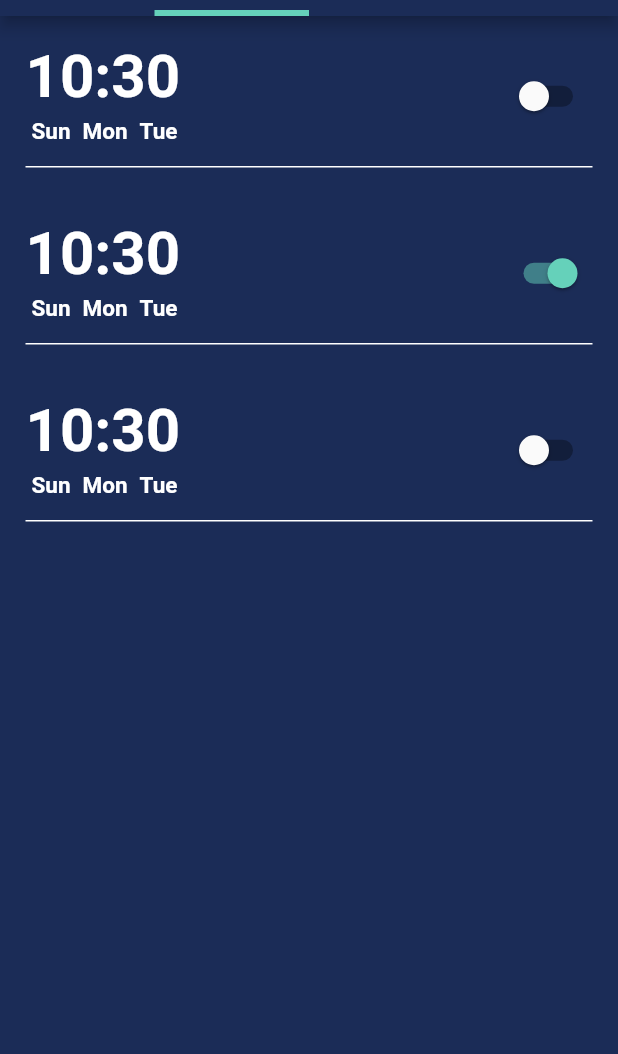
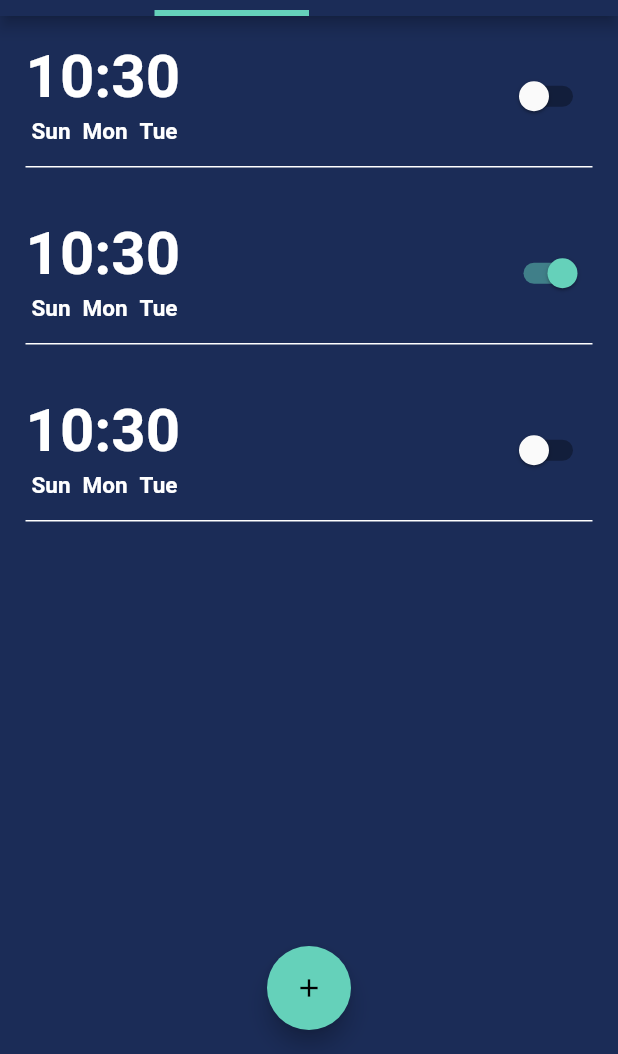
Before and after one commit to RohitIslam/alarm-app, a Flutter app: the screen it shows after launch, tab 2 chosen, on a phone screen of 412 x 824 dp, the part 182-1236 px from its top. Run offline on Flutter 3.47's test engine with Material 2 defaults, Android fonts, the phone set to English and light mode, and no system bars.

Commit message:
Floating Action Button for adding alarms created in the Alarm tab.

```diff
--- a/lib/screens/home_screen.dart
+++ b/lib/screens/home_screen.dart
@@ -49,6 +49,19 @@ class _HomeScreenState extends State<HomeScreen>
 
   String getTimeString() {
     return _timeString.toString();
+  }
+
+  Widget _bottomButtons() {
+    return _tabController.index == 1
+        ? FloatingActionButton(
+            onPressed: () => Navigator.pushNamed(context, '/add-alarm'),
+            backgroundColor: Color(0xff65d1ba),
+            child: Icon(
+              Icons.add,
+              size: 20,
+            ),
+          )
+        : null;
   }
 
   @override
@@ -123,7 +136,10 @@ class _HomeScreenState extends State<HomeScreen>
               ),
             ],
           ),
-          )),
+        ),
+        floatingActionButton: _bottomButtons(),
+        floatingActionButtonLocation: FloatingActionButtonLocation.centerFloat,
+      ),
     );
   }
 }
```
Lines whose indentation alone changed are shown as unchanged.
